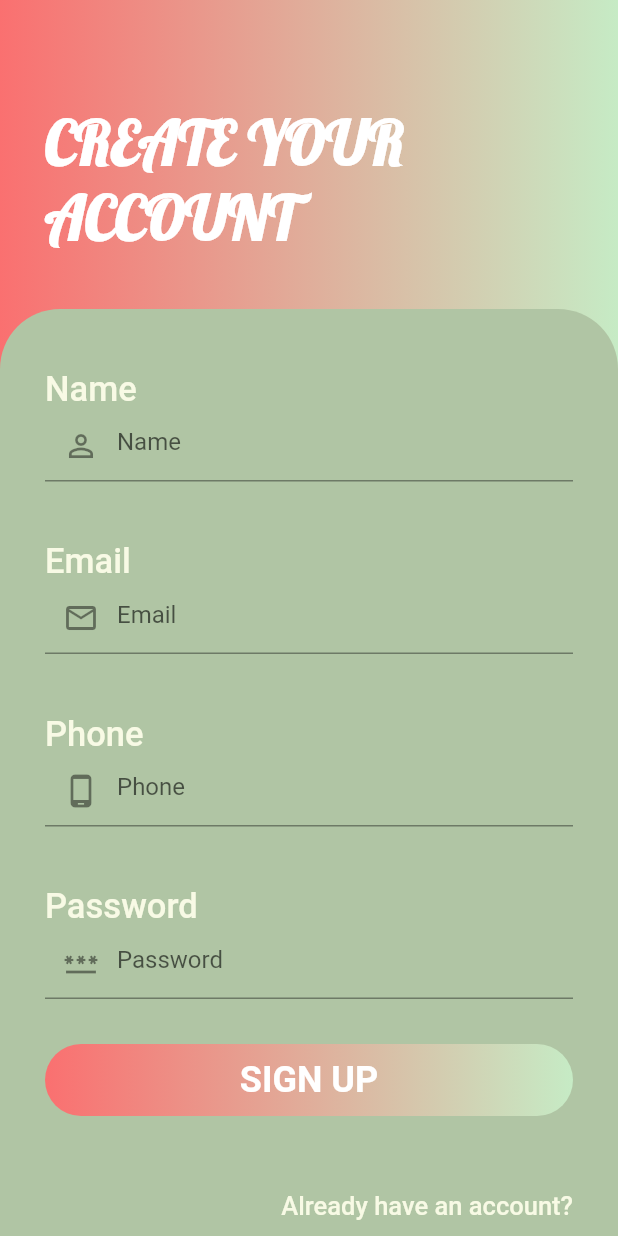
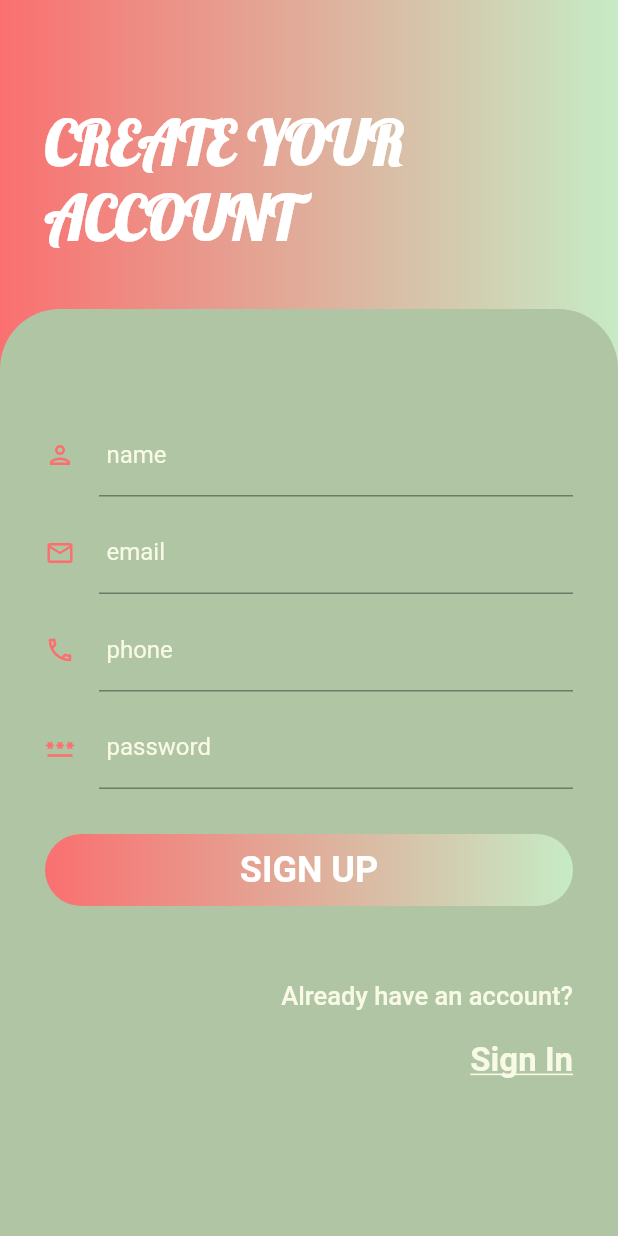
Before and after one commit to sajadnowroozi2003/BarberBookingApp, a Flutter app: the SignUp screen opened directly, on a phone screen of 412 x 824 dp. Run offline on Flutter 3.47's test engine with Material 2 defaults, Android fonts, the light colour scheme and no system bars; our stand-ins replace email_validator.

Commit message:
create constants page and change login logout page and validate the inputs

```diff
--- /dev/null
+++ b/lib/constans.dart
@@ -0,0 +1,39 @@
+import 'package:flutter/material.dart';
+
+const KbackgroundColor = Color(0xFFB0C5A4);
+const KbuttonColor = Color(0xFFfe8f33);
+const KcardColor = Color(0xFFB19470);
+const KwhitColor = Color(0xFFF8FAE5);
+const KoutlineBorderColor = Color(0xFFFA7070);
+const KlinearGradientColor = LinearGradient(
+  colors: [
+    Color(0xFFFA7070),
+    Color(0xFFC6EBC5),
+  ],
+);
+
+const kTextFildDecoration = InputDecoration(
+  icon: Icon(
+    Icons.person_outline,
+    size: 20,
+    color: KoutlineBorderColor,
+  ),
+  hintText: 'Enter a value',
+  hintStyle: TextStyle(color: KwhitColor),
+  contentPadding: EdgeInsets.symmetric(vertical: 10.0, horizontal: 5),
+  // border: OutlineInputBorder(
+  //   borderRadius: BorderRadius.all(Radius.circular(20)),
+  // ),
+  // enabledBorder: OutlineInputBorder(
+  //   borderSide: BorderSide(color: KoutlineBorderColor, width: 1.0),
+  //   borderRadius: BorderRadius.all(Radius.circular(20)),
+  // ),
+  focusedBorder: OutlineInputBorder(
+    borderSide: BorderSide(
+      style: BorderStyle.none,
+      color: KoutlineBorderColor,
+      width: 1.0,
+    ),
+    borderRadius: BorderRadius.all(Radius.circular(30)),
+  ),
+);
--- a/lib/pages/signup.dart
+++ b/lib/pages/signup.dart
@@ -1,4 +1,6 @@
+import 'package:barbershope/constans.dart';
 import 'package:barbershope/pages/login.dart';
+import 'package:email_validator/email_validator.dart';
 import 'package:flutter/material.dart';
 
 class SignUp extends StatefulWidget {
@@ -9,6 +11,10 @@
 }
 
 class _SignUpState extends State<SignUp> {
+  final TextEditingController _emailController = TextEditingController();
+  final TextEditingController _passwordController = TextEditingController();
+  final GlobalKey<FormState> _formkey = GlobalKey<FormState>();
+
   @override
   Widget build(BuildContext context) {
     return Scaffold(
@@ -21,12 +27,7 @@
                 height: MediaQuery.of(context).size.height / 2,
                 width: MediaQuery.of(context).size.width,
                 decoration: BoxDecoration(
-                  gradient: LinearGradient(
-                    colors: [
-                      Color(0xFFFA7070),
-                      Color(0xFFC6EBC5),
-                    ],
-                  ),
+                  gradient: KlinearGradientColor,
                 ),
                 child: Text(
                   "CREATE YOUR\nACCOUNT",
@@ -45,72 +46,88 @@
                 height: MediaQuery.of(context).size.height,
                 width: MediaQuery.of(context).size.width,
                 decoration: BoxDecoration(
-                  color: Color(0xFFB0C5A4),
+                  color: KbackgroundColor,
                   borderRadius: BorderRadius.only(
                     topLeft: Radius.circular(40.0),
                     topRight: Radius.circular(40.0),
                   ),
                 ),
+                child: Form(
                   child: Column(
                       crossAxisAlignment: CrossAxisAlignment.start,
                       children: [
-                      Text(
-                        "Name",
-                        style: TextStyle(
-                            color: Color(0xFFF8FAE5),
-                            fontSize: 23.0,
-                            fontWeight: FontWeight.w500),
+                        SizedBox(
+                          height: 30,
                         ),
-                      TextField(
-                        decoration: InputDecoration(
-                            hintText: "Name",
-                            prefixIcon: Icon(Icons.person_outline)),
+                        TextFormField(
+                          decoration: kTextFildDecoration.copyWith(
+                              icon: Icon(
+                                Icons.person_outlined,
+                                size: 20,
+                                color: KoutlineBorderColor,
+                              ),
+                              hintText: 'Enter your Name',
+                              labelText: 'name',
+                              labelStyle: TextStyle(color: KwhitColor)),
+                          controller: _emailController,
                         ),
                         SizedBox(
-                        height: 40.0,
+                          height: 10,
                         ),
-                      Text(
-                        "Email",
-                        style: TextStyle(
-                            color: Color(0xFFF8FAE5),
-                            fontSize: 23.0,
-                            fontWeight: FontWeight.w500),
+                        TextFormField(
+                          decoration: kTextFildDecoration.copyWith(
+                              icon: Icon(
+                                Icons.email_outlined,
+                                size: 20,
+                                color: KoutlineBorderColor,
                               ),
-                      TextField(
-                        decoration: InputDecoration(
-                            hintText: "Email",
-                            prefixIcon: Icon(Icons.email_outlined)),
+                              hintText: 'Enter your email',
+                              labelText: 'email',
+                              labelStyle: TextStyle(color: KwhitColor)),
+                          controller: _emailController,
+                          autovalidateMode: AutovalidateMode.onUserInteraction,
+                          validator: (email) {
+                            return email != null &&
+                                    EmailValidator.validate(email)
+                                ? null
+                                : 'please enter a vaild email';
+                          },
                         ),
                         SizedBox(
-                        height: 40.0,
+                          height: 10,
                         ),
-                      Text(
-                        "Phone",
-                        style: TextStyle(
-                            color: Color(0xFFF8FAE5),
-                            fontSize: 23.0,
-                            fontWeight: FontWeight.w500),
+                        TextFormField(
+                          decoration: kTextFildDecoration.copyWith(
+                              icon: Icon(
+                                Icons.phone_outlined,
+                                size: 20,
+                                color: KoutlineBorderColor,
                               ),
-                      TextField(
-                        decoration: InputDecoration(
-                            hintText: "Phone",
-                            prefixIcon: Icon(Icons.phone_android_outlined)),
+                              hintText: 'Enter your Phone',
+                              labelText: 'phone',
+                              labelStyle: TextStyle(color: KwhitColor)),
                         ),
-                      SizedBox(
-                        height: 40.0,
+                        const SizedBox(
+                          height: 10,
                         ),
-                      Text(
-                        "Password",
-                        style: TextStyle(
-                            color: Color(0xFFF8FAE5),
-                            fontSize: 23.0,
-                            fontWeight: FontWeight.w500),
+                        TextFormField(
+                          decoration: kTextFildDecoration.copyWith(
+                              icon: Icon(
+                                Icons.password_outlined,
+                                size: 20,
+                                color: KoutlineBorderColor,
                               ),
-                      TextField(
+                              hintText: 'Enter your password',
+                              labelText: 'password',
+                              labelStyle: TextStyle(color: KwhitColor)),
                           obscureText: true,
-                        decoration: InputDecoration(
-                            hintText: "Password",
-                            prefixIcon: Icon(Icons.password_outlined)),
+                          controller: _passwordController,
+                          autovalidateMode: AutovalidateMode.onUserInteraction,
+                          validator: (password) {
+                            return password != null && password.length > 5
+                                ? null
+                                : 'The password be of 6 characters at least';
+                          },
                         ),
                         SizedBox(
                           height: 30.0,
@@ -180,6 +197,7 @@
                         ),
                       ]),
                 ),
+              ),
             ],
           ),
         ),
--- a/pubspec.yaml
+++ b/pubspec.yaml
@@ -34,6 +34,7 @@
   # The following adds the Cupertino Icons font to your application.
   # Use with the CupertinoIcons class for iOS style icons.
   cupertino_icons: ^1.0.2
+  email_validator: "^2.1.16"
 
 dev_dependencies:
   flutter_test:
```
Also changed, not shown: lib/main.dart (+6 -4 lines), lib/pages/booking.dart (+4 -4 lines), lib/pages/login.dart (+50 -35 lines), lib/pages/onboarding.dart (+16 -2 lines), pubspec.lock. Lines whose indentation alone changed are shown as unchanged.
